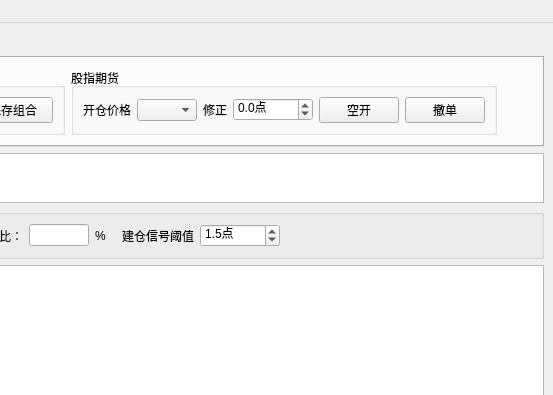
Qt form easytrader/tradeui.ui (unit-xx/xfiles) before a commit; both pictures show x 553 to 1106 and y 0 to 395 of the 1106 by 615 pixel window.
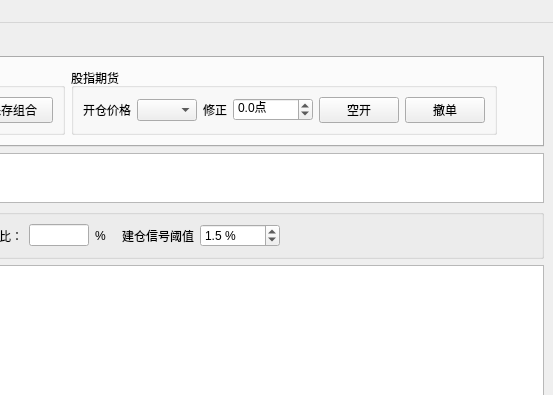
The same form after that commit.

The edit to the form file:
```diff
--- a/easytrader/tradeui.ui
+++ b/easytrader/tradeui.ui
@@ -737,7 +737,7 @@
           <string/>
          </property>
          <property name="suffix">
-          <string>点</string>
+          <string> %</string>
          </property>
          <property name="decimals">
           <number>1</number>
```
